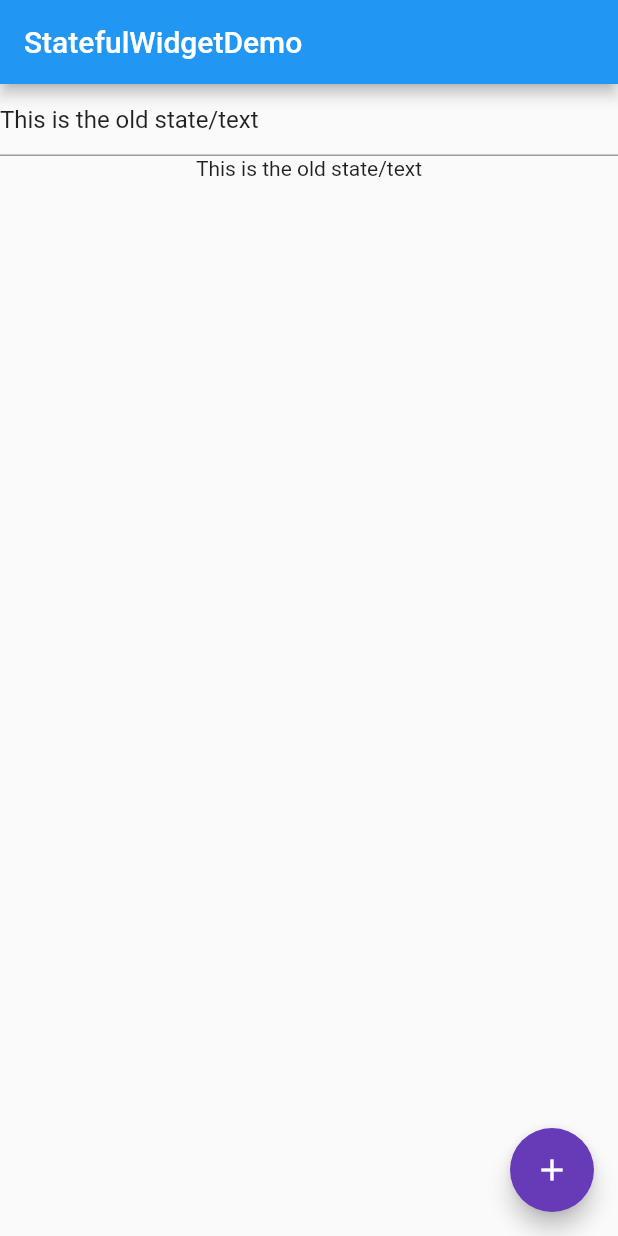
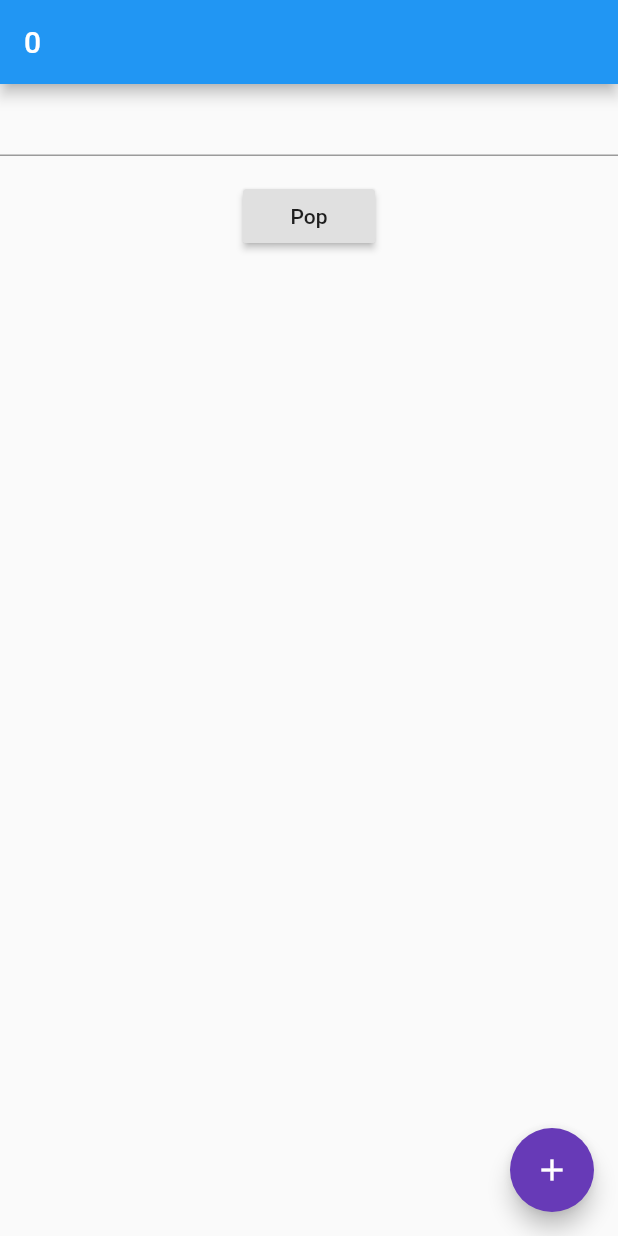
Before and after one commit to pattarai/rahulpon_flutterworkshop2020, a Flutter app: the screen it shows after launch, on a phone screen of 412 x 824 dp. Run offline on Flutter 3.47's test engine with Material 2 defaults, Android fonts, the light colour scheme and no system bars.

Commit message:
stack assignment code

```diff
--- a/lib/textformfield_example.dart
+++ b/lib/main.dart
@@ -18,14 +18,16 @@ class _StatefulWidgetDemo extends State<StatefulWidgetDemo> {
   var count;
   List<String> days = ["Monday", "Tuesday", "Wednesday", "Thursday", "Friday"];
 
-  TextEditingController textEditingController = new TextEditingController();
+  List<int> stack = [];
+
+  TextEditingController z = new TextEditingController();
+  String saveData = "";
 
   var selectedDay;
 
   _StatefulWidgetDemo() {
     count = 0;
     selectedDay = days[0];
-    textEditingController.text = "This is the old state/text";
   }
 
   @override
@@ -38,24 +40,40 @@ class _StatefulWidgetDemo extends State<StatefulWidgetDemo> {
           setState(() {
             count++;
           });
+          // count++;
         },
       ),
       appBar: AppBar(
-        title: Text("StatefulWidgetDemo"),
+        title: Text(count.toString()),
       ),
       body: Column(
         children: [
           TextFormField(
-            controller: textEditingController,
+            controller: z,
             onEditingComplete: () {
-              setState(() {
-
-              });
+              stack.add(int.parse(z.text));
+              z.text = "";
+              setState(() {});
             },
           ),
-          Text(textEditingController.text),
+          Text(printStackVertically()),
+          RaisedButton(
+            child: Text("Pop"),
+            onPressed: () {
+              stack.removeLast();
+              setState(() {});
+            },
+          ),
         ],
       ),
     );
   }
+
+  String printStackVertically() {
+    String x = "";
+    stack.reversed.forEach((y) {
+      x += y.toString() + "\n";
+    });
+    return x;
+  }
 }
```
Also changed, not shown: 1 other file.
